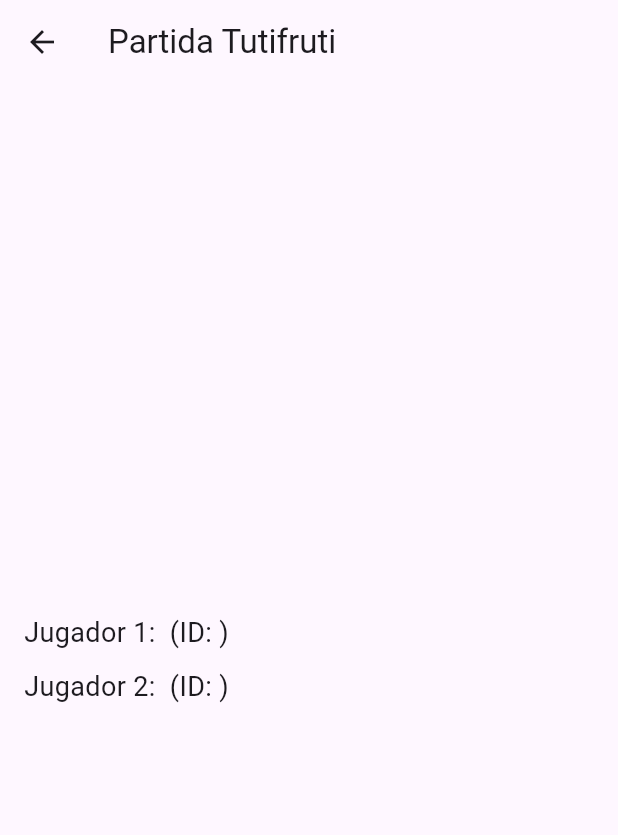
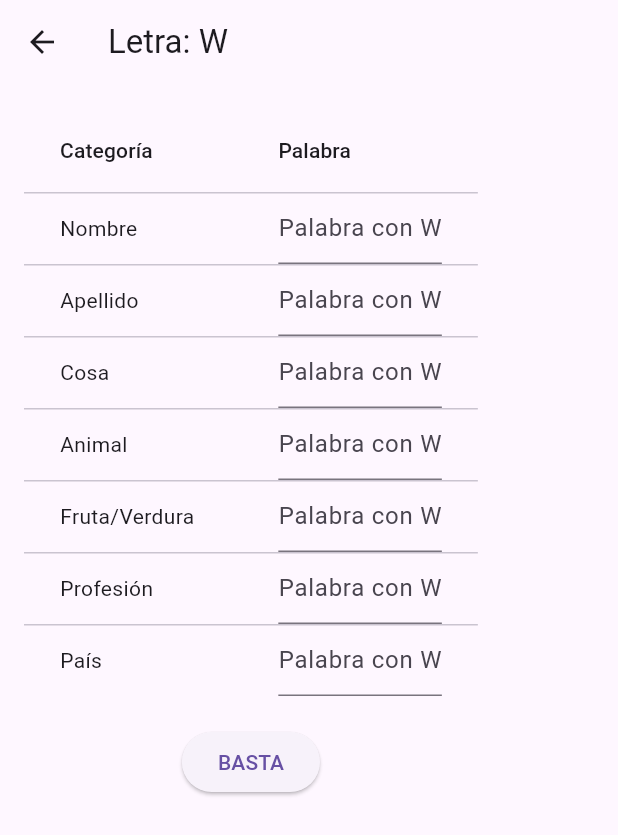
Before and after one commit to GabrielFMH/Tutifutti_Grupo1, a Flutter app: the PartidaPage screen opened directly with empty values, on a phone screen of 412 x 824 dp. Shown: the top 835 px of the screen. Run offline on Flutter 3.47's test engine with Material 3 defaults, Android fonts, the light colour scheme and no system bars; our stand-ins replace cloud_firestore, firebase_core; accounts and stored records are empty.

Commit message:
Avance de la partida

```diff
--- a/lib/partida.dart
+++ b/lib/partida.dart
@@ -1,57 +1,180 @@
 import 'package:flutter/material.dart';
 import 'package:cloud_firestore/cloud_firestore.dart';
+import 'dart:math';
 
-class PartidaPage extends StatelessWidget {
+class PartidaPage extends StatefulWidget {
   final String player1Id;
   final String player1Name;
   final String player2Id;
   final String player2Name;
 
   const PartidaPage({
-    super.key,
+    Key? key,
     required this.player1Id,
     required this.player1Name,
     required this.player2Id,
     required this.player2Name,
+  }) : super(key: key);
+
+  @override
+  _PartidaPageState createState() => _PartidaPageState();
+}
+
+class _PartidaPageState extends State<PartidaPage> {
+  String letraInicial = '';
+  Map<String, TextEditingController> campos = {
+    'Nombre': TextEditingController(),
+    'Apellido': TextEditingController(),
+    'Cosa': TextEditingController(),
+    'Animal': TextEditingController(),
+    'Fruta/Verdura': TextEditingController(),
+    'Profesión': TextEditingController(),
+    'País': TextEditingController(),
+  };
+
+  @override
+  void initState() {
+    super.initState();
+    letraInicial = generarLetraInicial();
+    _crearSalaEnFirestore();
+  }
+
+  // Genera una letra inicial aleatoria
+  String generarLetraInicial() {
+    const letras = 'ABCDEFGHIJKLMNOPQRSTUVWXYZ';
+    return letras[Random().nextInt(letras.length)];
+  }
+
+  // Crea una sala en Firebase para almacenar la partida
+  Future<void> _crearSalaEnFirestore() async {
+    await FirebaseFirestore.instance.collection('sala').doc(widget.player1Id).set({
+      'player1': widget.player1Name,
+      'player2': widget.player2Name,
+      'letraInicial': letraInicial,
+      'terminado': false,
+    });
+  }
+
+  // Guarda las respuestas del jugador en Firebase
+  Future<void> _guardarDatosJugador() async {
+    Map<String, String> palabras = {};
+    campos.forEach((key, value) {
+      palabras[key] = value.text;
     });
 
-  Future<void> _deletePlayerData() async {
     await FirebaseFirestore.instance
-        .collection('players')
-        .doc(player1Id)
-        .delete();
+        .collection('sala')
+        .doc(widget.player1Id)
+        .collection('jugadores')
+        .doc(widget.player1Id) // Cambia a widget.player2Id si es el jugador 2
+        .set({
+      'respuestas': palabras,
+      'timestamp': FieldValue.serverTimestamp(),
+    });
+  }
+
+  // Botón "BASTA" que detiene el juego y guarda los resultados
+  void _bastaButtonPressed() async {
+    await _guardarDatosJugador();
     await FirebaseFirestore.instance
-        .collection('players')
-        .doc(player2Id)
-        .delete();
+        .collection('sala')
+        .doc(widget.player1Id)
+        .update({'terminado': true});
+    Navigator.push(
+      context,
+      MaterialPageRoute(builder: (context) => ResultadosPage(player1Id: widget.player1Id)),
+    );
+  }
+
+  @override
+  void dispose() {
+    campos.forEach((key, value) {
+      value.dispose();
+    });
+    super.dispose();
   }
 
   @override
   Widget build(BuildContext context) {
-    return WillPopScope(
-      onWillPop: () async {
-        await _deletePlayerData();
-        return true;
-      },
-      child: Scaffold(
-        appBar: AppBar(
-          title: const Text('Partida Tutifruti'),
-        ),
+    return Scaffold(
+      appBar: AppBar(title: Text('Letra: $letraInicial')),
       body: Padding(
         padding: const EdgeInsets.all(16.0),
         child: Column(
-            mainAxisAlignment: MainAxisAlignment.center,
-            crossAxisAlignment: CrossAxisAlignment.start,
           children: [
-              Text('Jugador 1: $player1Name (ID: $player1Id)',
-                  style: const TextStyle(fontSize: 18)),
-              const SizedBox(height: 10),
-              Text('Jugador 2: $player2Name (ID: $player2Id)',
-                  style: const TextStyle(fontSize: 18)),
+            DataTable(
+              columns: [
+                DataColumn(label: Text('Categoría')),
+                DataColumn(label: Text('Palabra')),
               ],
+              rows: campos.keys.map((key) {
+                return DataRow(cells: [
+                  DataCell(Text(key)),
+                  DataCell(TextField(
+                    controller: campos[key],
+                    decoration: InputDecoration(hintText: 'Palabra con $letraInicial'),
+                  )),
+                ]);
+              }).toList(),
             ),
+            const SizedBox(height: 20),
+            ElevatedButton(
+              onPressed: _bastaButtonPressed,
+              child: const Text('BASTA'),
+            ),
+          ],
         ),
       ),
     );
   }
 }
+
+class ResultadosPage extends StatelessWidget {
+  final String player1Id;
+
+  const ResultadosPage({Key? key, required this.player1Id}) : super(key: key);
+
+  Future<List<Map<String, dynamic>>> _obtenerResultados() async {
+    QuerySnapshot snapshot = await FirebaseFirestore.instance
+        .collection('sala')
+        .doc(player1Id)
+        .collection('jugadores')
+        .get();
+    return snapshot.docs.map((doc) => doc.data() as Map<String, dynamic>).toList();
+  }
+
+  @override
+  Widget build(BuildContext context) {
+    return Scaffold(
+      appBar: AppBar(title: const Text('Resultados')),
+      body: FutureBuilder(
+        future: _obtenerResultados(),
+        builder: (context, AsyncSnapshot<List<Map<String, dynamic>>> snapshot) {
+          if (snapshot.connectionState == ConnectionState.waiting) {
+            return const Center(child: CircularProgressIndicator());
+          }
+          if (!snapshot.hasData || snapshot.data!.isEmpty) {
+            return const Center(child: Text('No hay resultados disponibles.'));
+          }
+
+          List<Map<String, dynamic>> resultados = snapshot.data!;
+          return ListView.builder(
+            itemCount: resultados.length,
+            itemBuilder: (context, index) {
+              Map<String, dynamic> resultado = resultados[index];
+              return ListTile(
+                title: Text('Jugador ${index + 1}'),
+                subtitle: Column(
+                  crossAxisAlignment: CrossAxisAlignment.start,
+                  children: resultado['respuestas'].entries.map<Widget>((entry) {
+                    return Text('${entry.key}: ${entry.value}');
+                  }).toList(),
+                ),
+              );
+            },
+          );
+        },
+      ),
+    );
+  }
+}
```
Lines whose indentation alone changed are shown as unchanged.
